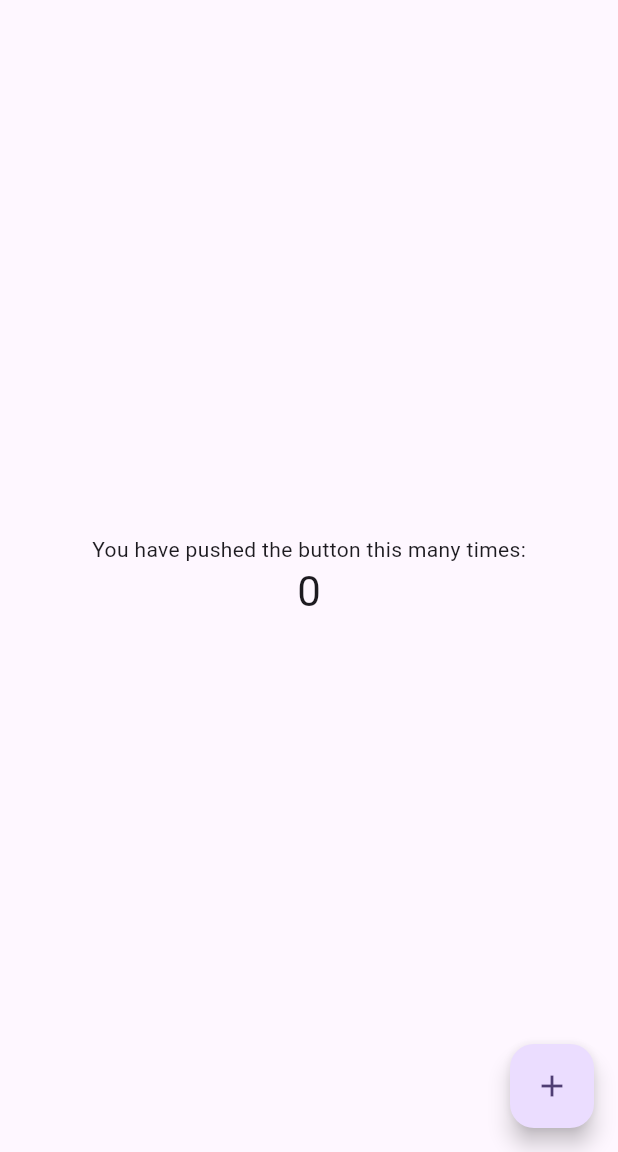
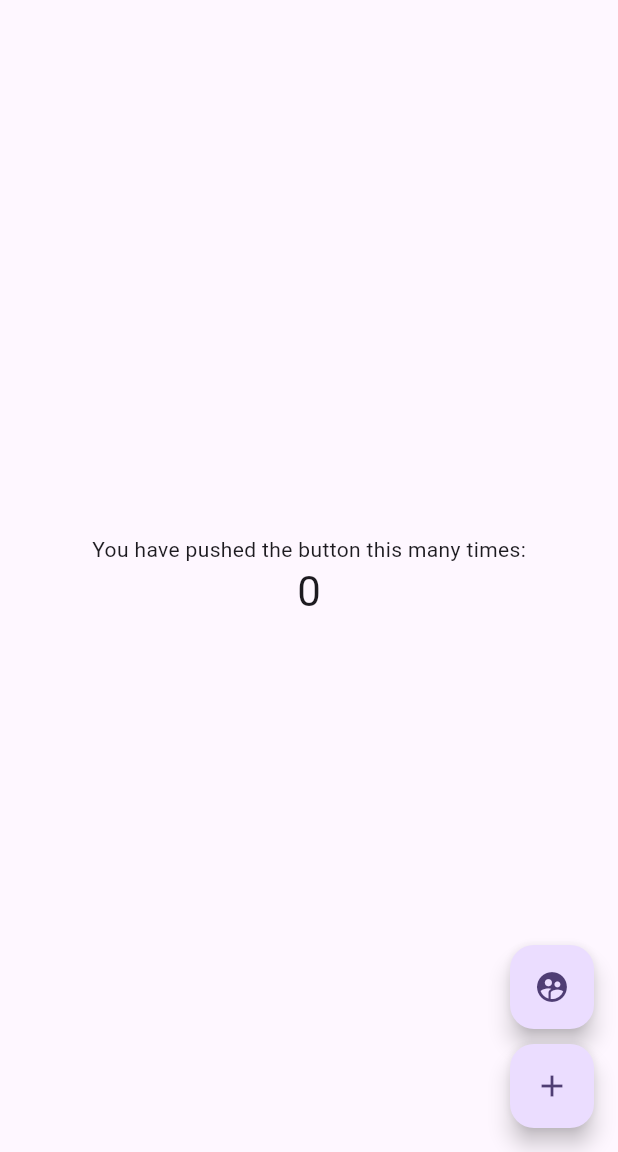
Before and after one commit to ThomasEcalle/firebase_moc, a Flutter app: the screen it shows after launch, on a phone screen of 412 x 824 dp, the part 84-1236 px from its top. Run offline on Flutter 3.47's test engine with Material 3 defaults, Android fonts, the phone set to English and light mode, and no system bars; our stand-ins replace firebase_analytics, firebase_core; accounts and stored records are empty.

```diff
--- a/lib/main.dart
+++ b/lib/main.dart
@@ -110,11 +110,57 @@ class _MyHomePageState extends State<MyHomePage> {
           ],
         ),
       ),
-      floatingActionButton: FloatingActionButton(
-        onPressed: _incrementCounter,
-        tooltip: 'Increment',
-        child: const Icon(Icons.add),
+      floatingActionButton: Column(
+        mainAxisAlignment: MainAxisAlignment.end,
+        children: [
+          FloatingActionButton(
+            onPressed: _onFirestoreButtonTap,
+            tooltip: 'Firestore',
+            child: const Icon(Icons.supervised_user_circle),
+          ),
+          const SizedBox(height: 10),
+          FloatingActionButton(
+            onPressed: _incrementCounter,
+            tooltip: 'Increment',
+            child: const Icon(Icons.add),
+          ),
+        ],
       ), // This trailing comma makes auto-formatting nicer for build methods.
     );
   }
+
+  void _onFirestoreButtonTap() async {
+    /// Création d'un document
+
+    // try {
+    //   final documentReference = await FirebaseFirestore.instance.collection('users').add({
+    //     'name': 'Léa',
+    //     'age': 23,
+    //   });
+    //
+    //   print('Document généré : ${documentReference.id}');
+    // } catch (error) {
+    //   print('Oups, erreur: $error');
+    // }
+
+    /// Modification d'un document
+
+    // try {
+    //   const userId = '1tPhBXjw9cmE3TDohyQ1';
+    //   await FirebaseFirestore.instance.collection('users').doc(userId).set({
+    //     'name': 'Gérard',
+    //   }, SetOptions(merge: true));
+    // } catch(error) {
+    //   print('Oups, erreur: $error');
+    // }
+
+    /// Suppression d'un document
+
+    // try {
+    //   const userId = '1tPhBXjw9cmE3TDohyQ1';
+    //   await FirebaseFirestore.instance.collection('users').doc(userId).delete();
+    // } catch(error) {
+    //   print('Oups, erreur: $error');
+    // }
+  }
 }
--- a/pubspec.yaml
+++ b/pubspec.yaml
@@ -37,6 +37,7 @@ dependencies:
   cupertino_icons: ^1.0.6
   firebase_core: ^3.1.0
   firebase_analytics: ^11.0.1
+  cloud_firestore: ^5.0.1
 
 dev_dependencies:
   flutter_test:
```
Also changed, not shown: pubspec.lock, 3 other files.
